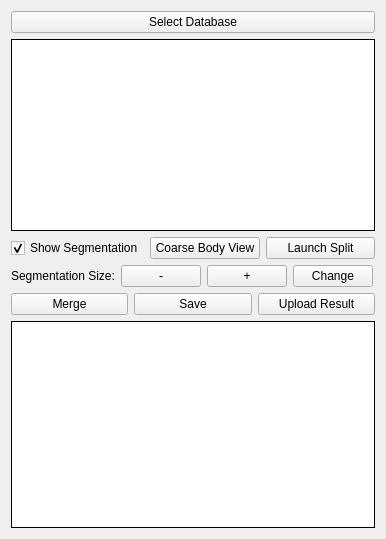
The window that neurolabi/gui/flyem/flyemproofcontrolform.ui (janelia-flyem/NeuTu) describes before a commit, drawn with Qt 5.
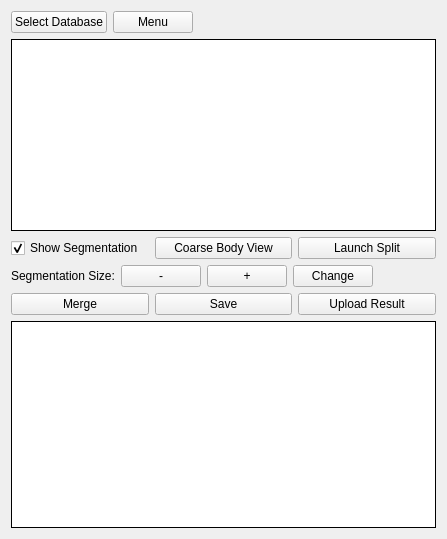
The same window after the commit.

Patch:
```diff
--- a/neurolabi/gui/flyem/flyemproofcontrolform.ui
+++ b/neurolabi/gui/flyem/flyemproofcontrolform.ui
@@ -6,7 +6,7 @@
    <rect>
     <x>0</x>
     <y>0</y>
-    <width>386</width>
+    <width>447</width>
     <height>539</height>
    </rect>
   </property>
@@ -15,11 +15,35 @@
   </property>
   <layout class="QVBoxLayout" name="verticalLayout">
    <item>
+    <layout class="QHBoxLayout" name="horizontalLayout_2">
+     <item>
     <widget class="QPushButton" name="dvidPushButton">
      <property name="text">
       <string>Select Database</string>
      </property>
     </widget>
+     </item>
+     <item>
+      <widget class="QPushButton" name="menuPushButton">
+       <property name="text">
+        <string>Menu</string>
+       </property>
+      </widget>
+     </item>
+     <item>
+      <spacer name="horizontalSpacer_2">
+       <property name="orientation">
+        <enum>Qt::Horizontal</enum>
+       </property>
+       <property name="sizeHint" stdset="0">
+        <size>
+         <width>40</width>
+         <height>20</height>
+        </size>
+       </property>
+      </spacer>
+     </item>
+    </layout>
    </item>
    <item>
     <widget class="QTextEdit" name="dataInfoWidget">
```
Lines whose indentation alone changed are shown as unchanged.
